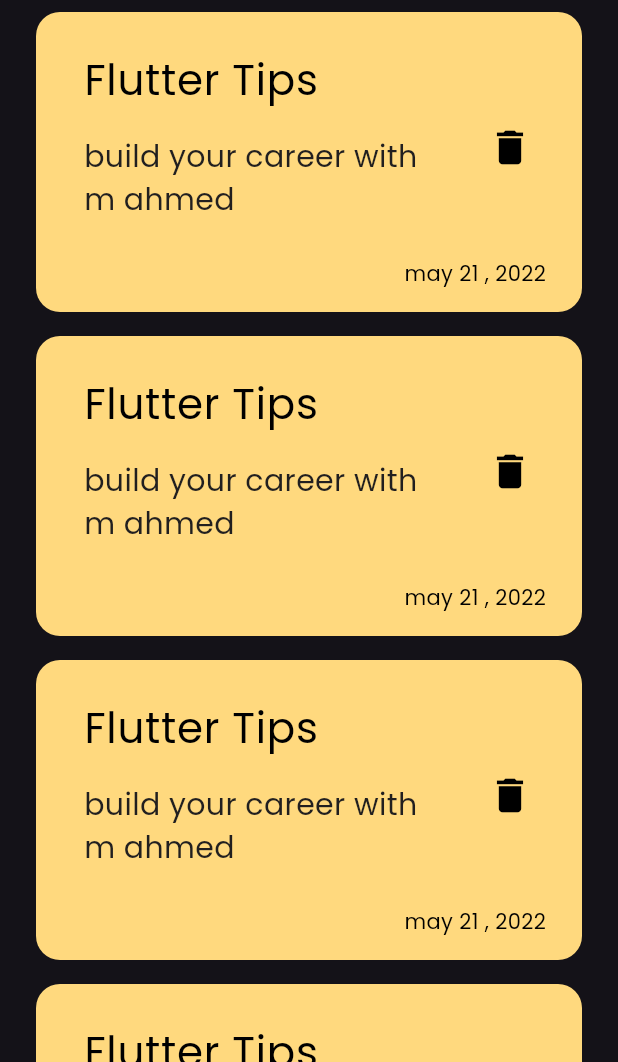
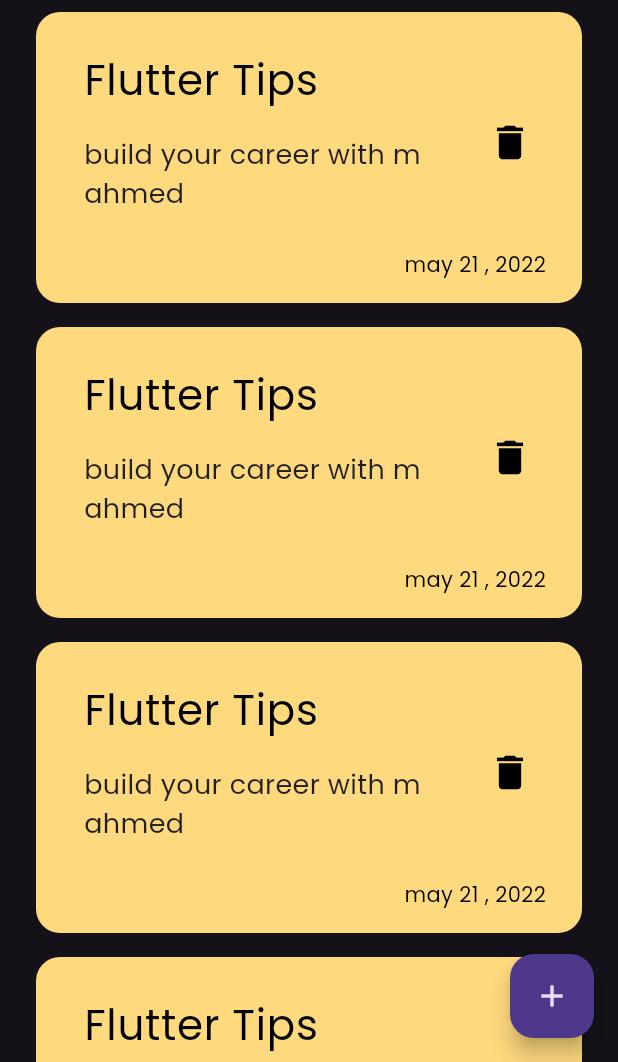
Before and after one commit to ahmedhasseiba/notes_app, a Flutter app: the screen it shows after launch, on a phone screen of 412 x 824 dp, the part 174-1236 px from its top. Run offline on Flutter 3.47's test engine with Material 3 defaults, Android fonts, the phone set to English and light mode, and no system bars.

Commit message:
add floating action button

```diff
--- a/lib/views/notes_view.dart
+++ b/lib/views/notes_view.dart
@@ -6,6 +6,13 @@ class NotesView extends StatelessWidget {
 
   @override
   Widget build(BuildContext context) {
-    return const Scaffold(body: NotesViewBody());
+    return Scaffold(
+      floatingActionButton: FloatingActionButton(
+        onPressed: () {},
+        child: Icon(Icons.add),
+      ),
+
+      body: const NotesViewBody(),
+    );
   }
 }
--- a/lib/views/widgets/custom_note_item.dart
+++ b/lib/views/widgets/custom_note_item.dart
@@ -25,7 +25,7 @@ class NoteItem extends StatelessWidget {
                 'build your career with m ahmed',
                 style: TextStyle(
                   color: const Color.fromARGB(255, 33, 31, 31),
-                  fontSize: 20,
+                  fontSize: 18,
                 ),
               ),
             ),
```
